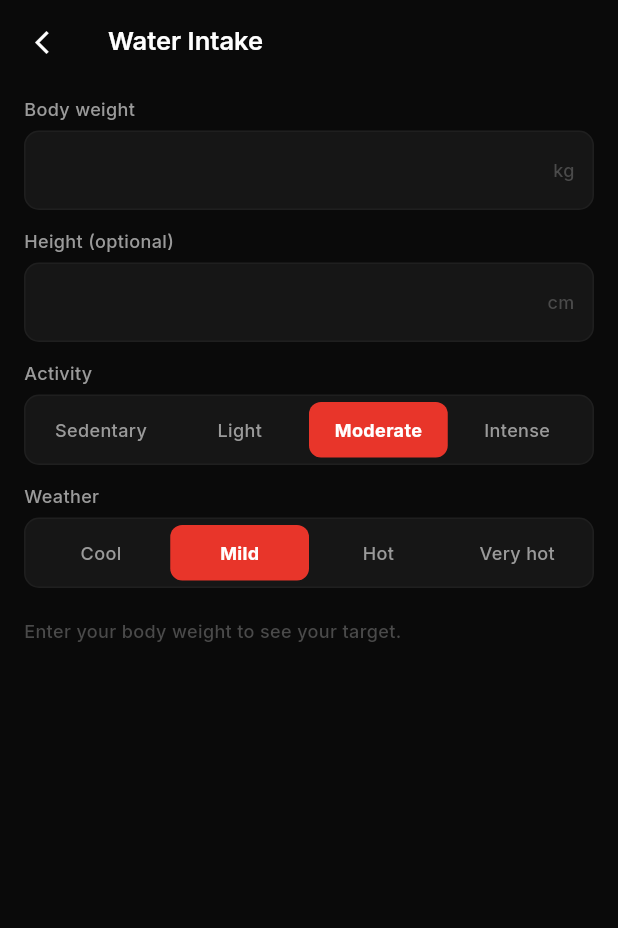
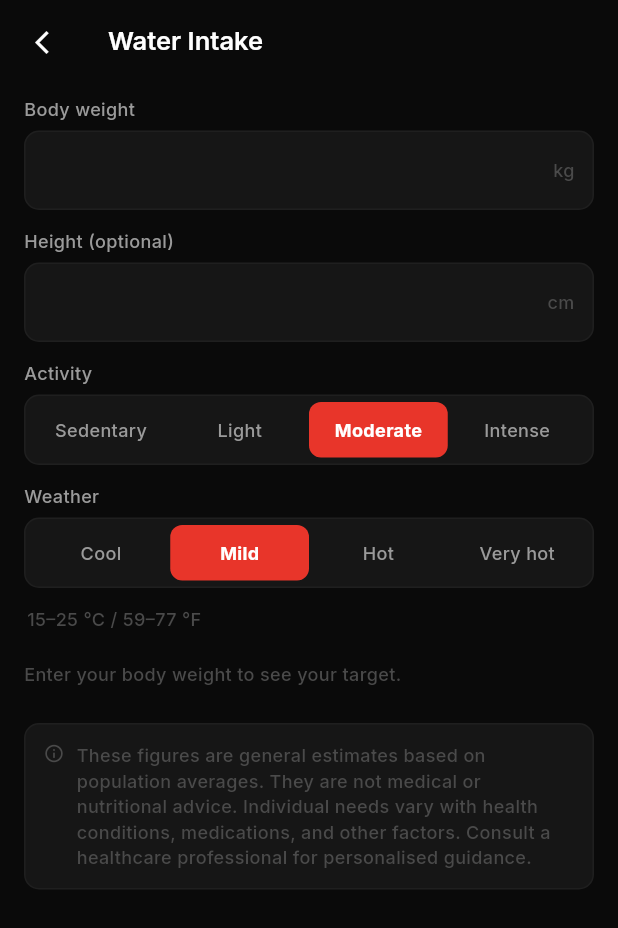
Before and after one commit to anasM0hammad/BuffAI, a Flutter app: the WaterCalculatorScreen screen opened directly, on a phone screen of 412 x 824 dp. Shown: the top 928 px of the screen. Run offline on Flutter 3.47's test engine with Material 3 defaults, Android fonts, the phone set to English and light mode, and no system bars; our stand-ins replace drift, flutter_riverpod, google_fonts, shared_preferences; accounts and stored records are empty; generated files the repository leaves out were written again.

Commit message:
Fix calculators: live results on typing, weather ranges, disclaimers
- Add controller listeners in initState so both calculators re-compute
  and display results as the user types, without needing to tap a
  segment first (fixes the blank-until-interaction bug)
- Water: extend _Weather enum with a temp range string (< 15 °C / 59 °F
  through > 35 °C / 95 °F) shown as a caption below the selector
- Add an info-box disclaimer to both calculators clarifying the numbers
  are general estimates, not medical/nutritional prescriptions

```diff
--- a/lib/features/calculators/screens/water_calculator_screen.dart
+++ b/lib/features/calculators/screens/water_calculator_screen.dart
@@ -16,13 +16,14 @@ enum _Activity {
 }
 
 enum _Weather {
-  cool('Cool', 0.95),
-  mild('Mild', 1.0),
-  hot('Hot', 1.15),
-  veryHot('Very hot', 1.3);
+  cool('Cool', '< 15 °C / 59 °F', 0.95),
+  mild('Mild', '15–25 °C / 59–77 °F', 1.0),
+  hot('Hot', '25–35 °C / 77–95 °F', 1.15),
+  veryHot('Very hot', '> 35 °C / 95 °F', 1.3);
 
-  const _Weather(this.label, this.factor);
+  const _Weather(this.label, this.range, this.factor);
   final String label;
+  final String range;
   final double factor;
 }
 
@@ -44,7 +45,18 @@ class _WaterCalculatorScreenState extends State<WaterCalculatorScreen> {
   _Weather _weather = _Weather.mild;
 
   @override
+  void initState() {
+    super.initState();
+    _weight.addListener(_update);
+    _height.addListener(_update);
+  }
+
+  void _update() => setState(() {});
+
+  @override
   void dispose() {
+    _weight.removeListener(_update);
+    _height.removeListener(_update);
     _weight.dispose();
     _height.dispose();
     super.dispose();
@@ -102,6 +114,13 @@ class _WaterCalculatorScreenState extends State<WaterCalculatorScreen> {
           value: _weather,
           onChanged: (w) => setState(() => _weather = w),
         ),
+        Padding(
+          padding: const EdgeInsets.only(bottom: 12, left: 2),
+          child: Text(
+            _weather.range,
+            style: AppTypography.caption.copyWith(color: AppColors.textTertiary),
+          ),
+        ),
         if (liters != null) ...[
           ResultCard(
             headline: 'DAILY WATER',
@@ -127,7 +146,46 @@ class _WaterCalculatorScreenState extends State<WaterCalculatorScreen> {
                   .copyWith(color: AppColors.textTertiary),
             ),
           ),
+        const SizedBox(height: 24),
+        _Disclaimer(
+          'These figures are general estimates based on population averages. '
+          'They are not medical or nutritional advice. Individual needs vary '
+          'with health conditions, medications, and other factors. Consult a '
+          'healthcare professional for personalised guidance.',
+        ),
       ],
     );
   }
 }
+
+class _Disclaimer extends StatelessWidget {
+  final String text;
+  const _Disclaimer(this.text);
+
+  @override
+  Widget build(BuildContext context) {
+    return Container(
+      padding: const EdgeInsets.all(12),
+      decoration: BoxDecoration(
+        color: AppColors.surface,
+        borderRadius: BorderRadius.circular(10),
+        border: Border.all(color: AppColors.divider, width: 1),
+      ),
+      child: Row(
+        crossAxisAlignment: CrossAxisAlignment.start,
+        children: [
+          const Icon(Icons.info_outline,
+              size: 14, color: AppColors.textTertiary),
+          const SizedBox(width: 8),
+          Expanded(
+            child: Text(
+              text,
+              style: AppTypography.caption
+                  .copyWith(color: AppColors.textTertiary, height: 1.4),
+            ),
+          ),
+        ],
+      ),
+    );
+  }
+}
```
Also changed, not shown: lib/features/calculators/screens/heart_rate_calculator_screen.dart (+51 -0 lines).
